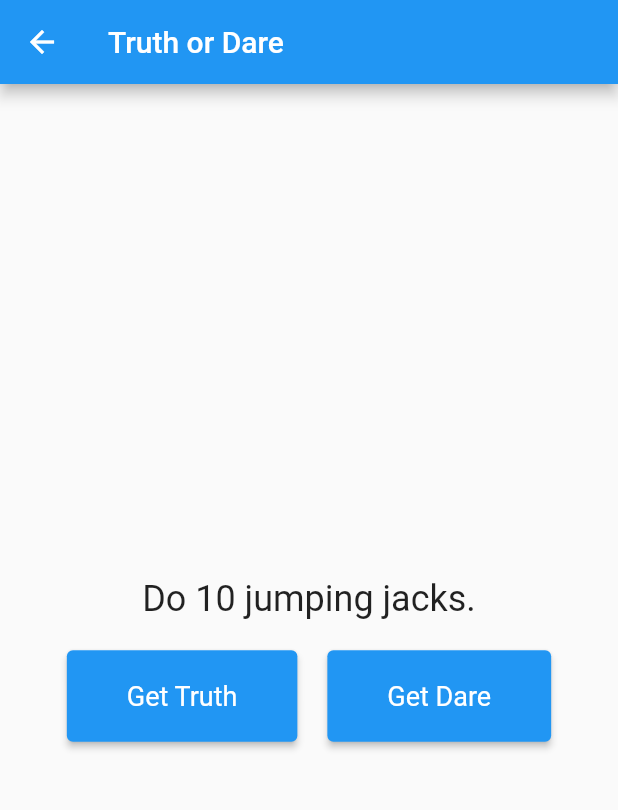
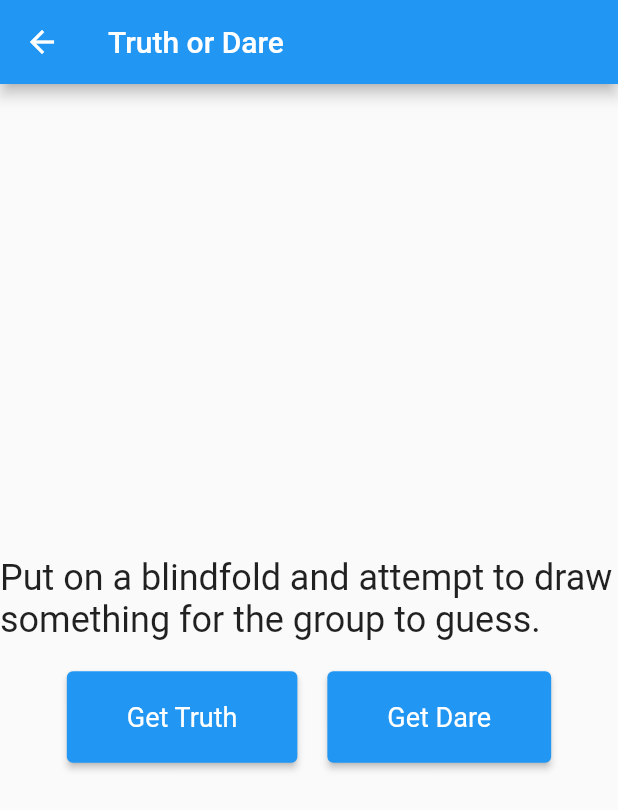
Before and after one commit to SweOlle/Flutter-Quiz-Game, a Flutter app: the TruthOrDarePage screen opened directly, after a tap on "Get Truth", after a tap on "Get Dare", on a phone screen of 412 x 824 dp. Shown: the top 810 px of the screen. Run offline on Flutter 3.47's test engine with Material 2 defaults, Android fonts, the light colour scheme and no system bars.

Commit message:
Added truths and dares in English and Swedish. Need to add support to generate Swedish.

```diff
--- a/Game Application/lib/truth_or_dare.dart
+++ b/Game Application/lib/truth_or_dare.dart
@@ -1,5 +1,7 @@
 import 'package:flutter/material.dart';
 import 'dart:math';
+
+import 'truth_or_dare_words.dart';
 
 class TruthOrDarePage extends StatefulWidget {
   @override
@@ -7,19 +9,9 @@ class TruthOrDarePage extends StatefulWidget {
 }
 
 class _TruthOrDarePageState extends State<TruthOrDarePage> {
-  List<String> truths = [
-    'What is your biggest fear?',
-    'What is your most embarrassing moment?',
-    'Have you ever cheated on a test?',
-    // Add more truths as needed
-  ];
+  List<String> truths = truthsEng;
 
-  List<String> dares = [
-    'Sing a song in front of everyone.',
-    'Do 10 jumping jacks.',
-    'Tell a joke to make everyone laugh.',
-    // Add more dares as needed
-  ];
+  List<String> dares = daresEng;
 
   String _currentTask = 'Tap to get Truth or Dare';
 
--- /dev/null
+++ b/Game Application/lib/truth_or_dare_words.dart
@@ -0,0 +1,162 @@
+// truths.dart
+
+List<String> truthsEng = [
+  'What is your biggest fear?',
+  'Share your most embarrassing experience.',
+  'If you could have any superpower, what would it be and why?',
+  'Have you ever faked being sick to get out of something?',
+  'Who is your secret crush?',
+  'What is your weirdest habit?',
+  'Tell about a lie you have told that is still a secret.',
+  'What is your favorite movie, and why do you love it?',
+  'What is the weirdest dream you have ever had?',
+  'If you could switch lives with someone for a day, who would it be?',
+  'What is your most embarrassing childhood memory?',
+  'What is the worst gift you have ever received?',
+  'Have you ever tricked someone, and if so, how?',
+  'What is your most embarrassing slip of the tongue?',
+  'What is your secret talent?',
+  'If you could be any famous person for a day, who would it be?',
+  'What is your strangest habit?',
+  'Have you ever been in love with your best friend\'s partner?',
+  'What is your most embarrassing text message mistake?',
+  'What is your weirdest dream job?',
+  'Tell a secret you have never shared with anyone.',
+  'What is your favorite dish, and can you cook it yourself?',
+  'Have you ever skipped school or work without anyone knowing?',
+  'What is the most childish thing you still do as an adult?',
+  'Share your most embarrassing moment in front of a group of people.',
+  'What is your weirdest fear?',
+  'Have you ever cried during a movie? Which one?',
+  'What is your guilty pleasure TV show?',
+  'If you could only eat one type of food for the rest of your life, what would it be?',
+  'What is the weirdest place you have ever slept?',
+  'What is your most bizarre dream ever?',
+  'Have you ever spied on someone?',
+  'What is the weirdest thing you have ever bought?',
+  'What is your biggest insecurity?',
+  'What is your weirdest kitchen habit?',
+  'What is the strangest food you have ever eaten?',
+  'What is your oddest nickname?',
+  "What is the most peculiar ringtone you've ever had?",
+  'Have you ever eaten something directly from the packaging without cooking it?',
+  'What is your most bizarre dream vacation destination?',
+  'What is the weirdest compliment you have ever received?',
+  'What is your most embarrassing loss in a game or competition?',
+  'Have you ever gotten lost somewhere?',
+  'What is your most absurd fear as an adult?',
+  'What is the most childish thing you still do?',
+  'What is your weirdest habit when stressed?',
+];
+
+List<String> daresEng = [
+  'Do your best impression of a celebrity.',
+  'Call a friend and sing "Happy Birthday" to them, no matter if it is their birthday or not.',
+  'Send a silly selfie to the third person in your contact list.',
+  'Speak in an accent for the next three rounds.',
+  'Send a message to your crush confessing that you have a secret crush on them.',
+  'Wear socks on your hands for the next three rounds.',
+  'Post something embarrassing on your most used social media account.',
+  'Go outside and shout "I love [your crush\'s name]" at the top of your lungs.',
+  'Dance to a song chosen by the group for two minutes.',
+  'Let the group choose a new nickname for you and use it for the rest of the game.',
+  'Let someone else give you a makeover with items from the kitchen.',
+  'Text your ex and tell them you miss them.',
+  'Do a freestyle rap about a random object chosen by the group.',
+  'Speak in an accent chosen by the group for the next three rounds.',
+  'Send a text to your parents saying you have ran off.',
+  'Put on a blindfold and attempt to draw something for the group to guess.',
+  'Make a sandwich with ingredients chosen by the group.',
+  'Act out a scene from your favorite movie without saying any words.',
+  'Do your best impression of a cartoon character.',
+  'Let the group take a funny photo of you to share on social media.',
+  'Post a status on your social media confessing a fake secret.',
+  'Speak only in rhymes for the next three rounds.',
+  'Act like a specific animal chosen by the group for the next three rounds.',
+  'Send a message to your crush saying you had a dream about them.',
+  'Do a handstand for as long as you can.',
+  'Call a friend and sing a love song to them.',
+  'Let someone else choose a song for you to dance to.',
+  'Text a friend and invite them to a fictional party at your house tonight.',
+  'Create a funny, made-up story and tell it to the group.',
+];
+
+List<String> truthsSwe = [
+  'Vad är din största rädsla?',
+  'Dela med dig av ditt mest pinsamma upplevelse.',
+  'Om du kunde ha vilken superkraft som helst, vilken skulle det vara och varför?',
+  'Har du någonsin låtsats vara sjuk för att slippa något?',
+  'Vem är din hemliga förälskelse?',
+  'Vad är din konstigaste vana?',
+  'Berätta om en lögn du har sagt som fortfarande är en hemlighet.',
+  'Vad är din favoritfilm, och varför älskar du den?',
+  'Vad är den konstigaste drömmen du någonsin haft?',
+  'Om du kunde byta liv med någon för en dag, vem skulle det vara?',
+  'Vad är ditt mest pinsamma barndomsminne?',
+  'Vad är den sämsta present du någonsin har fått?',
+  'Har du någonsin lurat någon, och i så fall, hur?',
+  'Vad är din mest pinsamma felsägning?',
+  'Vad är din hemliga talang?',
+  'Om du kunde vara någon känd person för en dag, vem skulle det vara?',
+  'Vad är din konstigaste vana?',
+  'Har du någonsin varit förälskad i din bästa väns partner?',
+  'Vad är ditt mest pinsamma textmeddelande-misstag?',
+  'Vad är ditt konstigaste drömjobb?',
+  'Berätta en hemlighet du aldrig har delat med någon.',
+  'Vad är din favoriträtt, och kan du laga den själv?',
+  'Har du någonsin skolkat från skolan eller jobbet utan att någon vet?',
+  'Vad är det mest barnsliga du fortfarande gör som vuxen?',
+  'Dela med dig av ditt mest pinsamma ögonblick inför en grupp människor.',
+  'Vad är din konstigaste rädsla?',
+  'Har du någonsin gråtit under en film? Vilken?',
+  'Vad är din skyldiga nöjes-TV-serie?',
+  'Om du bara kunde äta en typ av mat för resten av ditt liv, vad skulle det vara?',
+  'Vad är det konstigaste stället du någonsin har sovit på?',
+  'Vad är din mest bisarra dröm någonsin?',
+  'Har du någonsin spionerat på någon?',
+  'Vad är det konstigaste du någonsin har köpt?',
+  'Vad är din största osäkerhet?',
+  'Vad är din konstigaste kökshabit?',
+  'Vad är den konstigaste mat du någonsin har ätit?',
+  'Vad är ditt konstigaste smeknamn?',
+  'Vad är den mest egendomliga ringsignal du någonsin har haft?',
+  'Har du någonsin ätit något direkt från förpackningen utan att tillaga det?',
+  'Vad är din mest bisarra drömsemesterdestination?',
+  'Vad är det konstigaste komplimang du någonsin har fått?',
+  'Vad är ditt mest pinsamma förlust i ett spel eller tävling?',
+  'Har du någonsin gått vilse någonstans?',
+  'Vad är din mest absurda rädsla som vuxen?',
+  'Vad är det mest barnsliga du fortfarande gör?',
+  'Vad är din konstigaste vana när du är stressad?',
+];
+
+List<String> daresSwe = [
+  'Gör din bästa imitation av en kändis.',
+  'Ring en vän och sjung "Ja må han leva" för dem, oavsett om det är deras födelsedag eller inte.',
+  'Skicka en fånig selfie till tredje personen i din kontaktlista.',
+  'Prata med brytning under de närmaste tre rundorna.',
+  'Skicka ett meddelande till din förälskelse och erkänn att du har en hemlig förälskelse för dem.',
+  'Bär strumpor på händerna de närmaste tre rundorna.',
+  'Posta något pinsamt på ditt mest använda sociala mediekonto.',
+  'Gå ut och skrik "Jag älskar [din crushs namn]" så högt du kan.',
+  'Dansa till en låt vald av gruppen i två minuter.',
+  'Låt gruppen välja ett nytt smeknamn åt dig och använd det resten av spelet.',
+  'Låt någon annan göra om dig med saker från köket.',
+  'Skicka ett meddelande till din ex och säg att du saknar dem.',
+  'Gör en fristilrap om en slumpmässig sak vald av gruppen.',
+  'Prata med brytning vald av gruppen under de närmaste tre rundorna.',
+  'Skicka ett sms till dina föräldrar och säg att du har rymt.',
+  'Sätt på dig en ögonbindel och försök att rita något för gruppen att gissa.',
+  'Gör en smörgås med ingredienser valda av gruppen.',
+  'Spela upp en scen från din favoritfilm utan att säga några ord.',
+  'Gör din bästa imitation av en tecknad figur.',
+  'Låt gruppen ta en rolig bild av dig att dela på sociala medier.',
+  'Posta en status på dina sociala medier där du erkänner en falsk hemlighet.',
+  'Prata endast i rim under de närmaste tre rundorna.',
+  'Uppträd som ett specifikt djur valt av gruppen under de närmaste tre rundorna.',
+  'Skicka ett meddelande till din förälskelse och säg att du har haft en dröm om dem.',
+  'Gör en handstående så länge du kan.',
+  'Ring en vän och sjung en kärlekssång för dem.',
+  'Låt någon annan välja en låt för dig att dansa till.',
+  'Skicka ett sms till en vän och bjud in dem till en påhittad fest hemma hos dig ikväll.',
+];
```
